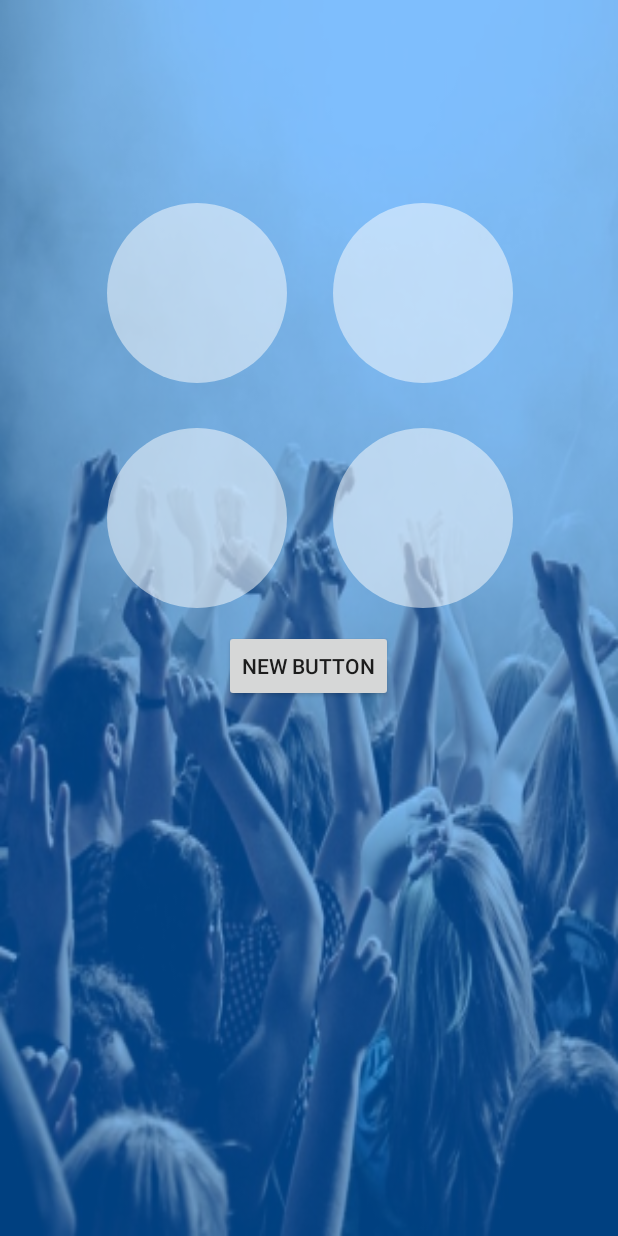
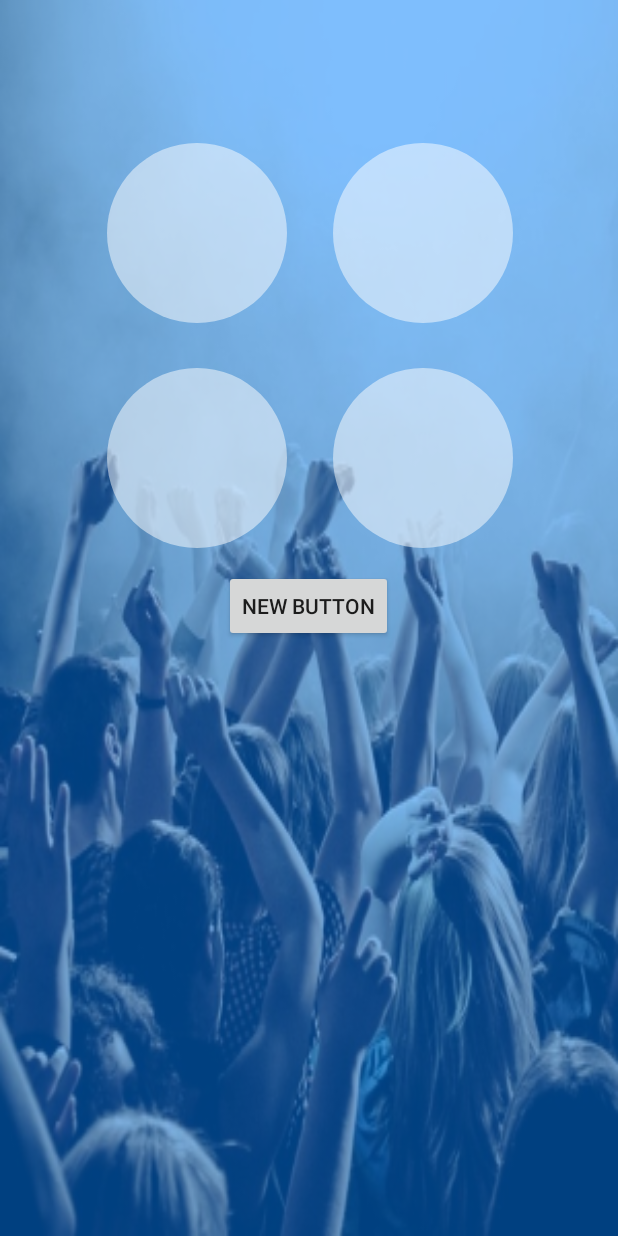
Before and after one commit to Nhlakanipho-Fakude/easyticket, an Android app: the layout activity_home.xml on its own in the app's theme, with its tools: preview values and no code run, on a phone screen of 412 x 824 dp. Run offline under Robolectric (Android 15) with nearby library versions, the phone set to English and light mode, and no system bars.

Commit message:
modified layout

```diff
--- a/app/src/main/res/layout/activity_home.xml
+++ b/app/src/main/res/layout/activity_home.xml
@@ -11,7 +11,7 @@
         android:layout_height="150dp"
         android:layout_alignParentTop="true"
         android:layout_centerHorizontal="true"
-        android:layout_marginTop="120dp"
+        android:layout_marginTop="80dp"
         android:id="@+id/linearLayout">
 
         <ImageButton
```
Also changed, not shown: app/src/main/java/com/sbuhost/easyticket/Events.java (+10 -4 lines), app/src/main/res/layout/activity_events.xml (+5 -4 lines).
